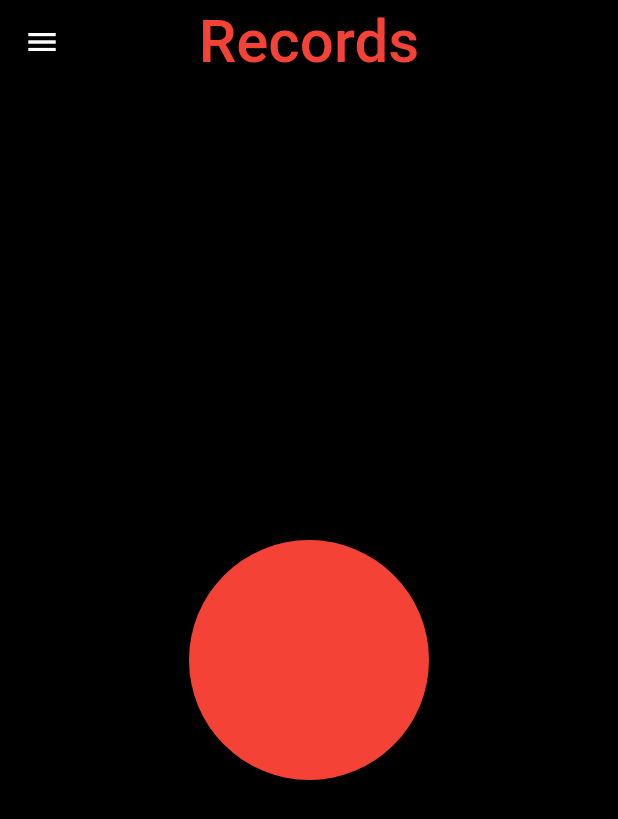
After one commit to jatin-sainani/LeapCharge, a Flutter app: the pastRecords screen opened by its route, on a phone screen of 412 x 824 dp. The commit adds this screen. Shown: the top 819 px of the screen. Run offline on Flutter 3.47's test engine with Material 2 defaults, Android fonts, the phone set to English and light mode, and no system bars; our stand-ins replace charts_flutter, percent_indicator; missing offline and left inert: floating_search_bar.

Commit message:
Major Update

```diff
--- a/lib/login.dart
+++ b/lib/login.dart
@@ -87,7 +87,7 @@ class _loginstate extends State<login> with TickerProviderStateMixin {
                                   Padding(
                                     padding: const EdgeInsets.only(top: 100.0 ),
                                     child: new Container(
-                                        width: 200.0,
+                                        width: 300.0,
                                         height: 200.0,
                                         alignment: Alignment.center,
                                         decoration: new BoxDecoration(
@@ -101,7 +101,7 @@ class _loginstate extends State<login> with TickerProviderStateMixin {
                                           borderRadius: BorderRadius.all(Radius.circular(50.0)),
 
                                           image: DecorationImage(
-                                            image: AssetImage('assets/logo2.png'),
+                                            image: AssetImage('assets/logo.jpeg'),
                                             fit:BoxFit.fitHeight,
 
 
--- a/lib/main.dart
+++ b/lib/main.dart
@@ -1,8 +1,9 @@
 import 'package:flutter/material.dart';
 import 'package:smartshoe/home.dart';
 import 'package:smartshoe/past.dart';
-import 'package:smartshoe/bar.dart';
+import 'package:smartshoe/accounts.dart';
 import 'package:smartshoe/login.dart';
+import 'package:smartshoe/pastRecord.dart';
 
 void main() => runApp(MyApp());
 
@@ -15,6 +16,9 @@ class MyApp extends StatelessWidget {
         routes: <String,WidgetBuilder>
         {
           'home': (BuildContext context) => home(),
+          'past': (BuildContext context) => pastRecords(),
+          'accounts': (BuildContext context) => accounts(),
+
         },
       theme: ThemeData(
         // This is the theme of your application.
--- /dev/null
+++ b/lib/pastRecord.dart
@@ -0,0 +1,119 @@
+import 'package:flutter/material.dart';
+
+class pastRecords extends StatefulWidget
+{
+  _pastRecords createState()=> _pastRecords();
+
+}
+
+class _pastRecords extends State<pastRecords>
+{
+  @override
+  Widget build(BuildContext context) {
+    // TODO: implement build
+    return Scaffold(
+      appBar: AppBar(
+        title: Text('Records',
+          style: TextStyle(
+            color: Colors.red,
+            fontSize: 40.0,
+          ),
+        ),
+        centerTitle: true,
+        backgroundColor: Colors.black,
+//        leading: IconButton(
+//            icon: Icon(Icons.format_align_justify,
+//              color: Colors.red),
+//            onPressed:null),
+      ),
+
+      backgroundColor: Colors.black,
+      drawer: Drawer(
+        child: ListView(
+          padding: EdgeInsets.zero,
+
+
+          children: <Widget>[
+//            DrawerHeader(
+//              child: Center(
+//                child: Text('Menu',
+//                style: TextStyle(color: Colors.red,
+//                fontSize: 50.0),),
+//              )
+//      ),
+            UserAccountsDrawerHeader(
+              decoration: BoxDecoration(color: Colors.red),
+              accountName: Padding(
+                padding:  EdgeInsets.only(top:25.0,bottom: 20.0),
+                child: Text("Jatin Sainani",
+                  style: TextStyle(color: Colors.black,
+                      fontSize: 30.0),),
+              ),
+              accountEmail: Text('js_sainani@yahoo.com',
+                style: TextStyle(color: Colors.black,
+                    fontSize: 20.0),),
+              currentAccountPicture: CircleAvatar(child:
+              Container(
+                  decoration: BoxDecoration(
+                      color: Colors.black,
+                      shape: BoxShape.circle,
+                      image: DecorationImage(
+                          image: AssetImage('assets/profileimage.jpg')
+                      )
+                  )
+              ),
+              ),
+            ),
+
+            ListTile(
+              title: Text('Home Screen',
+                style: TextStyle(
+                    fontSize: 20.0
+                ),
+              ),
+              onTap: (){Navigator.of(context).pushReplacementNamed('home');},
+
+
+            ),
+
+            ListTile(
+              title: Text('Past Record',
+                style: TextStyle(
+                    fontSize: 20.0
+                ),),
+
+              onTap: (){Navigator.of(context).pushReplacementNamed('past');},
+
+
+            ),
+
+            ListTile(
+              title: Text('Account',
+                style: TextStyle(
+                    fontSize: 20.0
+                ),),
+              onTap: (){Navigator.of(context).pushReplacementNamed('accounts');},
+
+
+            ),
+
+          ],
+        ),
+      ),
+      body: Center(
+        child:
+
+           Container(
+          height: 160.0,
+          width: 160.0,
+          decoration: BoxDecoration(
+            color: Colors.red,
+              borderRadius: BorderRadius.all(Radius.circular(80.0))
+    ),
+ ),
+      ),
+
+
+    );
+  }
+}
--- a/pubspec.yaml
+++ b/pubspec.yaml
@@ -45,6 +45,7 @@ flutter:
   assets:
     - assets/profileimage.jpg
     - assets/logo.jpg
+    - assets/logo.jpeg
     - assets/3.jpg
     - assets/1.jpg
     - assets/details.png
```
Also changed, not shown: lib/accounts.dart (added, +238 -0 lines), lib/home.dart (+6 -2 lines), assets/logo.jpeg (added), 1 other file.
